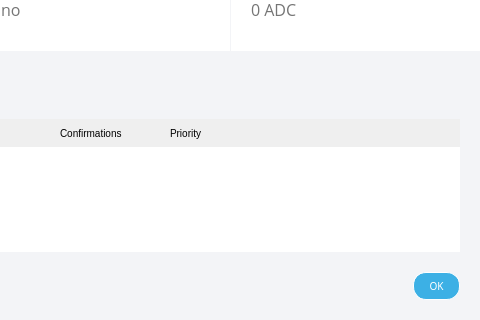
The window that src/qt/forms/coincontroldialog.ui (aurovine/AudioCoin) describes before a commit, drawn with Qt 5; both pictures show x 520 to 1000 and y 173 to 493 of the 1000 by 493 pixel window.
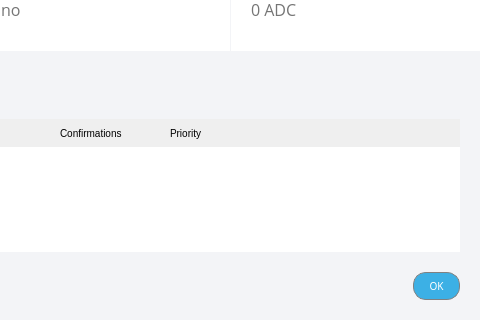
The same window after the commit. Icons and pictures are not drawn. Custom widgets are drawn as their Qt base class.

Commit message: adds border to ok button in coincontroldialog.ui

Diff of the .ui file:
```diff
--- a/src/qt/forms/coincontroldialog.ui
+++ b/src/qt/forms/coincontroldialog.ui
@@ -896,7 +896,7 @@
          </font>
         </property>
         <property name="styleSheet">
-         <string notr="true">#confirmButton { background-color: #3cb0e5; color: white; border: 1px solid white; }
+         <string notr="true">#confirmButton { background-color: #3cb0e5; color: white; border: 1px solid gray; }
 #confirmButton:hover, #confirmButton:pressed { background-color: #1c99d2; }</string>
         </property>
         <property name="text">
```
